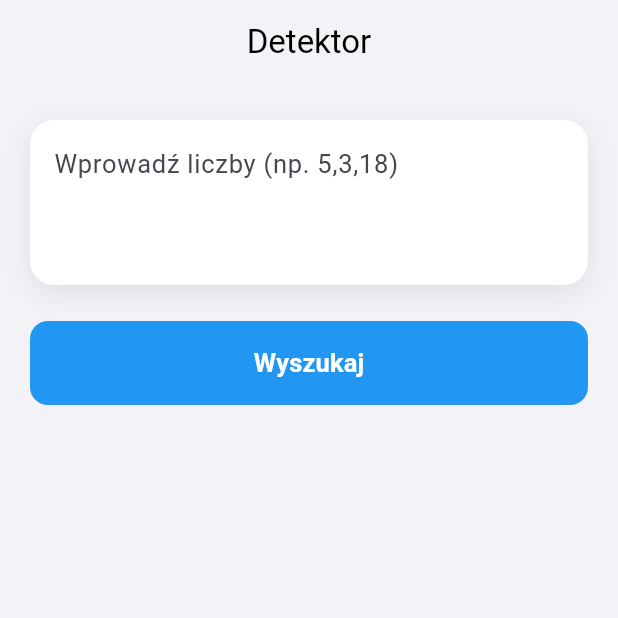
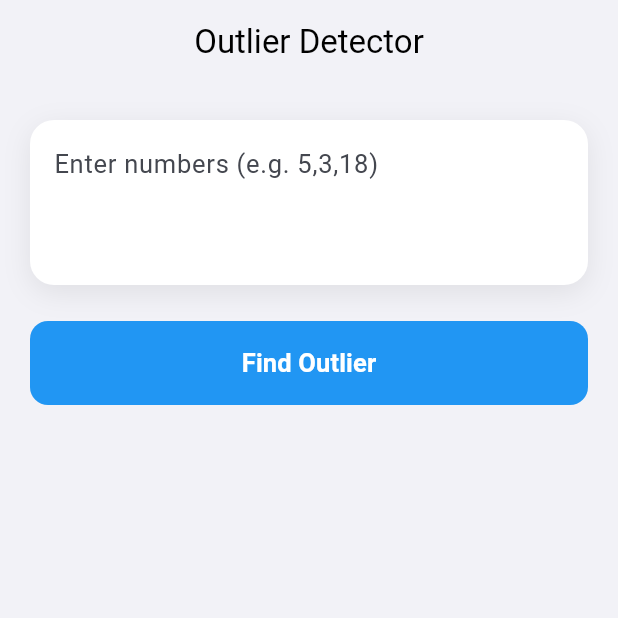
Before and after one commit to sneark/Outlier-detector, a Flutter app: the screen it shows after launch, on a phone screen of 412 x 824 dp, the top half of it. Run offline on Flutter 3.47's test engine with Material 3 defaults, Android fonts, the phone set to English and light mode, and no system bars; our stand-ins replace get_it.

Commit message:
Dependency Injection and l18n
- GetIt for Dependency Injection
- Refactor `main_view_model` to accept injected use case.
- Added `flutter_localizations` and `intl` packages.
- Implemented English and Polish translations using ARB files.

````diff
--- /dev/null
+++ b/l10n.yaml
@@ -0,0 +1,3 @@
+arb-dir: lib/l10n
+template-arb-file: app_en.arb
+output-localization-file: app_localizations.dart
--- a/lib/app.dart
+++ b/lib/app.dart
@@ -1,7 +1,8 @@
 import 'package:flutter/material.dart';
 import 'package:flutter_localizations/flutter_localizations.dart';
 import 'package:provider/provider.dart';
-
+import 'l10n/app_localizations.dart';
+import 'injection_container.dart';
 import 'features/outlier_detection/presentation/pages/main_page.dart';
 import 'features/outlier_detection/presentation/viewmodels/main_view_model.dart';
 
@@ -23,16 +24,18 @@ class DecoderApp extends StatelessWidget {
       ),
 
       localizationsDelegates: const [
+        AppLocalizations.delegate,
         GlobalMaterialLocalizations.delegate,
         GlobalWidgetsLocalizations.delegate,
         GlobalCupertinoLocalizations.delegate,
       ],
       supportedLocales: const [
-        Locale('pl', 'PL'),
+        Locale('en'),
+        Locale('pl'),
       ],
 
       home: ChangeNotifierProvider(
-        create: (_) => MainViewModel(),
+        create: (_) => sl<MainViewModel>(),
         child: const MainPage(),
       ),
     );
--- a/lib/features/outlier_detection/domain/entities/outlier_error.dart
+++ b/lib/features/outlier_detection/domain/entities/outlier_error.dart
@@ -1,4 +1,5 @@
 enum OutlierError implements Exception {
   insufficientData,
-  noOutlierFound;
+  noOutlierFound,
+  unknown;
 }
--- a/lib/features/outlier_detection/presentation/pages/main_page.dart
+++ b/lib/features/outlier_detection/presentation/pages/main_page.dart
@@ -1,7 +1,9 @@
 import 'package:flutter/material.dart';
 import 'package:provider/provider.dart';
 import '../viewmodels/main_view_model.dart';
+import 'package:decoder/l10n/app_localizations.dart';
 import '../../../../core/widgets/loader_view.dart';
+import '../../domain/entities/outlier_error.dart';
 import 'result_page.dart';
 
 class MainPage extends StatefulWidget {
@@ -51,11 +53,11 @@ class _MainPageState extends State<MainPage> {
           children: [
             CustomScrollView(
               slivers: [
-                const SliverAppBar(
-                  title: Text("Detektor", style: TextStyle(color: Colors.black)),
+                SliverAppBar(
+                  title: Text(AppLocalizations.of(context)!.appTitle, style: const TextStyle(color: Colors.black)),
                   centerTitle: true,
                   pinned: true,
-                  backgroundColor: Color(0xFFF2F2F7),
+                  backgroundColor: const Color(0xFFF2F2F7),
                   surfaceTintColor: Colors.transparent,
                 ),
                 SliverPadding(
@@ -105,10 +107,10 @@ class _MainPageState extends State<MainPage> {
           TextField(
             key: const Key('inputField'),
             onChanged: (val) => context.read<MainViewModel>().updateEntryData(val),
-            decoration: const InputDecoration(
-              hintText: 'Wprowadź liczby (np. 5,3,18)',
+            decoration: InputDecoration(
+              hintText: AppLocalizations.of(context)!.inputLabel,
               border: InputBorder.none,
-              contentPadding: EdgeInsets.all(16),
+              contentPadding: const EdgeInsets.all(16),
             ),
             minLines: 3,
             maxLines: 8,
@@ -119,21 +121,21 @@ class _MainPageState extends State<MainPage> {
             style: const TextStyle(fontSize: 17),
           ),
 
-          Selector<MainViewModel, String?>(
+          Selector<MainViewModel, OutlierError?>(
             selector: (_, vm) => vm.errorMessage,
-            builder: (_, errorMessage, __) {
+            builder: (_, error, __) {
               return AnimatedSize(
                 duration: const Duration(milliseconds: 300),
                 curve: Curves.fastOutSlowIn,
                 alignment: Alignment.topCenter,
-                child: errorMessage == null
+                child: error == null
                     ? const SizedBox.shrink()
                     : Container(
                         width: double.infinity,
                         color: Colors.white,
                         padding: const EdgeInsets.fromLTRB(16, 0, 16, 16),
                         child: Text(
-                          errorMessage,
+                          _getErrorMessage(context, error),
                           style: TextStyle(
                             color: Colors.red[400],
                             fontSize: 15,
@@ -167,11 +169,22 @@ class _MainPageState extends State<MainPage> {
           ),
           elevation: 0,
         ),
-        child: const Text(
-          'Wyszukaj',
-          style: TextStyle(fontSize: 17, fontWeight: FontWeight.w600),
+        child: Text(
+          AppLocalizations.of(context)!.searchButton,
+          style: const TextStyle(fontSize: 17, fontWeight: FontWeight.w600),
         ),
       ),
     );
   }
+
+  String _getErrorMessage(BuildContext context, OutlierError error) {
+    switch (error) {
+      case OutlierError.insufficientData:
+        return AppLocalizations.of(context)!.errorInsufficientData;
+      case OutlierError.noOutlierFound:
+        return AppLocalizations.of(context)!.errorNoOutlier;
+      case OutlierError.unknown:
+        return AppLocalizations.of(context)!.errorUnknown;
+    }
+  }
 }
--- a/lib/features/outlier_detection/presentation/pages/result_page.dart
+++ b/lib/features/outlier_detection/presentation/pages/result_page.dart
@@ -1,4 +1,5 @@
 import 'package:flutter/material.dart';
+import 'package:decoder/l10n/app_localizations.dart';
 
 class ResultPage extends StatelessWidget {
   final String result;
@@ -14,7 +15,7 @@ class ResultPage extends StatelessWidget {
           mainAxisSize: MainAxisSize.min,
           children: [
             Text(
-              'Wynik:',
+              AppLocalizations.of(context)!.resultTitle,
               style: Theme.of(context).textTheme.titleLarge?.copyWith(
                 color: Colors.grey,
               ),
--- a/lib/features/outlier_detection/presentation/viewmodels/main_view_model.dart
+++ b/lib/features/outlier_detection/presentation/viewmodels/main_view_model.dart
@@ -4,16 +4,18 @@ import '../../domain/usecases/outlier_detection_usecase.dart';
 import '../../domain/entities/outlier_error.dart';
 
 class MainViewModel extends ChangeNotifier {
-  final OutlierDetectionUseCase _useCase = OutlierDetectionUseCase();
+  final OutlierDetectionUseCase useCase;
 
   String entryData = "";
   String result = "";
-  String? errorMessage;
+  OutlierError? errorMessage;
 
   bool isLoading = false;
   bool showResult = false;
 
   Timer? _loadingTimer;
+
+  MainViewModel({required this.useCase});
 
   void updateEntryData(String value) {
     if (entryData == value) return;
@@ -40,18 +42,18 @@ class MainViewModel extends ChangeNotifier {
     });
 
     try {
-      final int outlierValue = await _useCase.execute(entryData);
+      final int outlierValue = await useCase.execute(entryData);
 
       result = outlierValue.toString();
       showResult = true;
       notifyListeners();
 
     } on OutlierError catch (e) {
-      _handleOutlierError(e);
+      errorMessage = e;
       notifyListeners();
 
     } catch (e) {
-      errorMessage = "Wystąpił nieoczekiwany błąd. Sprawdź poprawność danych.";
+      errorMessage = OutlierError.unknown;
       if (kDebugMode) {
         print("Error details: $e");
       }
@@ -66,16 +68,7 @@ class MainViewModel extends ChangeNotifier {
     showResult = false;
   }
 
-  void _handleOutlierError(OutlierError error) {
-    switch (error) {
-      case OutlierError.insufficientData:
-        errorMessage = "Wprowadź co najmniej 3 liczby, aby znaleźć wynik.";
-        break;
-      case OutlierError.noOutlierFound:
-        errorMessage = "Nie znaleziono liczby odstającej (wszystkie liczby mają tę samą parzystość).";
-        break;
-      }
-  }
+
 
   void _stopLoader() {
     _loadingTimer?.cancel();
--- /dev/null
+++ b/lib/l10n/app_en.arb
@@ -0,0 +1,10 @@
+{
+    "appTitle": "Outlier Detector",
+    "inputLabel": "Enter numbers (e.g. 5,3,18)",
+    "searchButton": "Find Outlier",
+    "resultTitle": "Result:",
+    "errorInsufficientData": "Please enter at least 3 numbers.",
+    "errorNoOutlier": "No outlier found (all numbers have same parity).",
+    "errorInvalidFormat": "Invalid format. Check your input.",
+    "errorUnknown": "An unexpected error occurred."
+}
--- /dev/null
+++ b/lib/l10n/app_localizations.dart
@@ -0,0 +1,182 @@
+import 'dart:async';
+
+import 'package:flutter/foundation.dart';
+import 'package:flutter/widgets.dart';
+import 'package:flutter_localizations/flutter_localizations.dart';
+import 'package:intl/intl.dart' as intl;
+
+import 'app_localizations_en.dart';
+import 'app_localizations_pl.dart';
+
+// ignore_for_file: type=lint
+
+/// Callers can lookup localized strings with an instance of AppLocalizations
+/// returned by `AppLocalizations.of(context)`.
+///
+/// Applications need to include `AppLocalizations.delegate()` in their app's
+/// `localizationDelegates` list, and the locales they support in the app's
+/// `supportedLocales` list. For example:
+///
+/// ```dart
+/// import 'l10n/app_localizations.dart';
+///
+/// return MaterialApp(
+///   localizationsDelegates: AppLocalizations.localizationsDelegates,
+///   supportedLocales: AppLocalizations.supportedLocales,
+///   home: MyApplicationHome(),
+/// );
+/// ```
+///
+/// ## Update pubspec.yaml
+///
+/// Please make sure to update your pubspec.yaml to include the following
+/// packages:
+///
+/// ```yaml
+/// dependencies:
+///   # Internationalization support.
+///   flutter_localizations:
+///     sdk: flutter
+///   intl: any # Use the pinned version from flutter_localizations
+///
+///   # Rest of dependencies
+/// ```
+///
+/// ## iOS Applications
+///
+/// iOS applications define key application metadata, including supported
+/// locales, in an Info.plist file that is built into the application bundle.
+/// To configure the locales supported by your app, you’ll need to edit this
+/// file.
+///
+/// First, open your project’s ios/Runner.xcworkspace Xcode workspace file.
+/// Then, in the Project Navigator, open the Info.plist file under the Runner
+/// project’s Runner folder.
+///
+/// Next, select the Information Property List item, select Add Item from the
+/// Editor menu, then select Localizations from the pop-up menu.
+///
+/// Select and expand the newly-created Localizations item then, for each
+/// locale your application supports, add a new item and select the locale
+/// you wish to add from the pop-up menu in the Value field. This list should
+/// be consistent with the languages listed in the AppLocalizations.supportedLocales
+/// property.
+abstract class AppLocalizations {
+  AppLocalizations(String locale)
+    : localeName = intl.Intl.canonicalizedLocale(locale.toString());
+
+  final String localeName;
+
+  static AppLocalizations? of(BuildContext context) {
+    return Localizations.of<AppLocalizations>(context, AppLocalizations);
+  }
+
+  static const LocalizationsDelegate<AppLocalizations> delegate =
+      _AppLocalizationsDelegate();
+
+  /// A list of this localizations delegate along with the default localizations
+  /// delegates.
+  ///
+  /// Returns a list of localizations delegates containing this delegate along with
+  /// GlobalMaterialLocalizations.delegate, GlobalCupertinoLocalizations.delegate,
+  /// and GlobalWidgetsLocalizations.delegate.
+  ///
+  /// Additional delegates can be added by appending to this list in
+  /// MaterialApp. This list does not have to be used at all if a custom list
+  /// of delegates is preferred or required.
+  static const List<LocalizationsDelegate<dynamic>> localizationsDelegates =
+      <LocalizationsDelegate<dynamic>>[
+        delegate,
+        GlobalMaterialLocalizations.delegate,
+        GlobalCupertinoLocalizations.delegate,
+        GlobalWidgetsLocalizations.delegate,
+      ];
+
+  /// A list of this localizations delegate's supported locales.
+  static const List<Locale> supportedLocales = <Locale>[
+    Locale('en'),
+    Locale('pl'),
+  ];
+
+  /// No description provided for @appTitle.
+  ///
+  /// In en, this message translates to:
+  /// **'Outlier Detector'**
+  String get appTitle;
+
+  /// No description provided for @inputLabel.
+  ///
+  /// In en, this message translates to:
+  /// **'Enter numbers (e.g. 5,3,18)'**
+  String get inputLabel;
+
+  /// No description provided for @searchButton.
+  ///
+  /// In en, this message translates to:
+  /// **'Find Outlier'**
+  String get searchButton;
+
+  /// No description provided for @resultTitle.
+  ///
+  /// In en, this message translates to:
+  /// **'Result:'**
+  String get resultTitle;
+
+  /// No description provided for @errorInsufficientData.
+  ///
+  /// In en, this message translates to:
+  /// **'Please enter at least 3 numbers.'**
+  String get errorInsufficientData;
+
+  /// No description provided for @errorNoOutlier.
+  ///
+  /// In en, this message translates to:
+  /// **'No outlier found (all numbers have same parity).'**
+  String get errorNoOutlier;
+
+  /// No description provided for @errorInvalidFormat.
+  ///
+  /// In en, this message translates to:
+  /// **'Invalid format. Check your input.'**
+  String get errorInvalidFormat;
+
+  /// No description provided for @errorUnknown.
+  ///
+  /// In en, this message translates to:
+  /// **'An unexpected error occurred.'**
+  String get errorUnknown;
+}
+
+class _AppLocalizationsDelegate
+    extends LocalizationsDelegate<AppLocalizations> {
+  const _AppLocalizationsDelegate();
+
+  @override
+  Future<AppLocalizations> load(Locale locale) {
+    return SynchronousFuture<AppLocalizations>(lookupAppLocalizations(locale));
+  }
+
+  @override
+  bool isSupported(Locale locale) =>
+      <String>['en', 'pl'].contains(locale.languageCode);
+
+  @override
+  bool shouldReload(_AppLocalizationsDelegate old) => false;
+}
+
+AppLocalizations lookupAppLocalizations(Locale locale) {
+  // Lookup logic when only language code is specified.
+  switch (locale.languageCode) {
+    case 'en':
+      return AppLocalizationsEn();
+    case 'pl':
+      return AppLocalizationsPl();
+  }
+
+  throw FlutterError(
+    'AppLocalizations.delegate failed to load unsupported locale "$locale". This is likely '
+    'an issue with the localizations generation tool. Please file an issue '
+    'on GitHub with a reproducible sample app and the gen-l10n configuration '
+    'that was used.',
+  );
+}
--- /dev/null
+++ b/lib/l10n/app_localizations_en.dart
@@ -0,0 +1,35 @@
+// ignore: unused_import
+import 'package:intl/intl.dart' as intl;
+import 'app_localizations.dart';
+
+// ignore_for_file: type=lint
+
+/// The translations for English (`en`).
+class AppLocalizationsEn extends AppLocalizations {
+  AppLocalizationsEn([String locale = 'en']) : super(locale);
+
+  @override
+  String get appTitle => 'Outlier Detector';
+
+  @override
+  String get inputLabel => 'Enter numbers (e.g. 5,3,18)';
+
+  @override
+  String get searchButton => 'Find Outlier';
+
+  @override
+  String get resultTitle => 'Result:';
+
+  @override
+  String get errorInsufficientData => 'Please enter at least 3 numbers.';
+
+  @override
+  String get errorNoOutlier =>
+      'No outlier found (all numbers have same parity).';
+
+  @override
+  String get errorInvalidFormat => 'Invalid format. Check your input.';
+
+  @override
+  String get errorUnknown => 'An unexpected error occurred.';
+}
--- a/lib/main.dart
+++ b/lib/main.dart
@@ -1,9 +1,12 @@
 import 'package:flutter/material.dart';
 import 'package:flutter/services.dart';
 import 'app.dart';
+import 'injection_container.dart';
 
 void main() async {
   WidgetsFlutterBinding.ensureInitialized();
+
+  setupDependencies();
 
   await SystemChrome.setPreferredOrientations([
     DeviceOrientation.portraitUp,
--- a/pubspec.yaml
+++ b/pubspec.yaml
@@ -38,6 +38,7 @@ dependencies:
   get_it: ^9.2.0
   flutter_localizations:
     sdk: flutter
+  intl: ^0.20.2
 
 dev_dependencies:
   flutter_test:
@@ -62,6 +63,7 @@ flutter:
   # included with your application, so that you can use the icons in
   # the material Icons class.
   uses-material-design: true
+  generate: true
 
   # To add assets to your application, add an assets section, like this:
   # assets:
````
Also changed, not shown: lib/injection_container.dart (added, +12 -0 lines), lib/l10n/app_localizations_pl.dart (added, +34 -0 lines), lib/l10n/app_pl.arb (added, +10 -0 lines), pubspec.lock, 5 other files.
